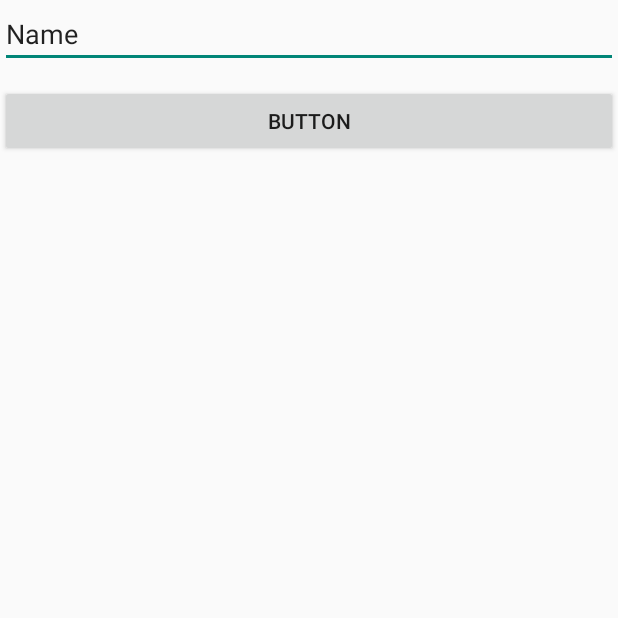
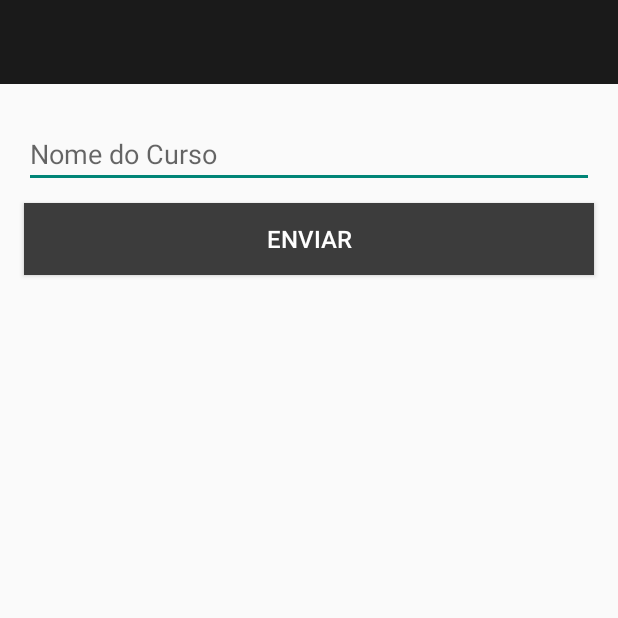
Before and after one commit to MirellaLDS/Professor-Allocation, an Android app: the CreateCourseActivity screen opened directly, with no data from a screen before it, on a phone screen of 412 x 824 dp, the top half of it. Run offline under Robolectric (Android 15) with nearby library versions, the phone set to English and light mode, and no system bars.

Commit message:
Create and update course
criar telas

```diff
--- a/app/src/main/AndroidManifest.xml
+++ b/app/src/main/AndroidManifest.xml
@@ -12,7 +12,8 @@
         android:roundIcon="@mipmap/ic_launcher_round"
         android:supportsRtl="true"
         android:theme="@style/NoActionBarLauncher">
-        <activity android:name=".view.CreateCourseActivity"></activity>
+        <activity android:name=".view.CreateCourseActivity"
+            android:parentActivityName=".view.ListActivity"/>
         <activity
             android:name=".view.LauncherActivity"
             android:noHistory="true"
--- a/app/src/main/java/com/example/apptest/services/CourseService.java
+++ b/app/src/main/java/com/example/apptest/services/CourseService.java
@@ -17,7 +17,7 @@ public interface CourseService {
     @GET("course")
     Call<List<Course>> getAllCourses();
 
-    @PUT("course")
+    @PUT("course/{id}")
     Call<Course> updateCourse(@Path("id") int idCurso, @Body Course course);
 
     @POST("course")
--- a/app/src/main/java/com/example/apptest/view/CreateCourseActivity.java
+++ b/app/src/main/java/com/example/apptest/view/CreateCourseActivity.java
@@ -10,6 +10,7 @@ import android.widget.Toast;
 
 import com.example.apptest.R;
 import com.example.apptest.model.Course;
+import com.example.apptest.repository.CourseRepository;
 import com.example.apptest.repository.RequestResult;
 import com.example.apptest.repository.RetrofitConfig;
 
@@ -19,60 +20,79 @@ import retrofit2.Response;
 
 public class CreateCourseActivity extends AppCompatActivity {
 
-
     private Course curso;
+    private Button btEnviar;
+    private CourseRepository courseRepository = null;
 
     @Override
     protected void onCreate(Bundle savedInstanceState) {
         super.onCreate(savedInstanceState);
         setContentView(R.layout.activity_create_course);
 
+        courseRepository = new CourseRepository();
         curso = (Course) getIntent().getSerializableExtra(CourseAdapter.ITEM_ID_EXTRA);
 
-        Button btEnviar = findViewById(R.id.bt_enviar);
+        btEnviar = findViewById(R.id.bt_enviar);
         final EditText editText = findViewById(R.id.ed_course_name);
 
-        editText.setText(curso.getName());
-
+        if (curso != null) editText.setText(curso.getName());
         btEnviar.setOnClickListener(new View.OnClickListener() {
             @Override
             public void onClick(View view) {
+                openEditView(editText);
+            }
+        });
+    }
+
+    private void openEditView(final EditText editText) {
+
         String text = editText.getText().toString().trim();
 
-                if(!curso.getName().equalsIgnoreCase(text)) {
-
-                    curso.setName(text);
-
-                    updateCourse(curso.getId(), curso, new RequestResult() {
+        if (curso == null) {
+            curso = new Course(0, text);
+            courseRepository.createCourse(curso, new RequestResult() {
                 @Override
                 public <T> void returnSuccess(T requestResult) {
-
+                    Toast.makeText(CreateCourseActivity.this, "Sucesso", Toast.LENGTH_LONG).show();
                 }
 
                 @Override
                 public void returnError(String message) {
+                    Toast.makeText(CreateCourseActivity.this, message, Toast.LENGTH_LONG).show();
+                }
+            });
+        } else {
+            curso.setName(text);
+            updateCourse(curso.getId(), curso, new RequestResult() {
+                @Override
+                public <T> void returnSuccess(T requestResult) {
+                    Toast.makeText(CreateCourseActivity.this, "Sucesso", Toast.LENGTH_LONG).show();
+                }
 
+                @Override
+                public void returnError(String message) {
+                    Toast.makeText(CreateCourseActivity.this, message, Toast.LENGTH_LONG).show();
                 }
             });
         }
     }
-        });
-    }
 
-    private void updateCourse(int id, Course course, RequestResult result) {
+    private void updateCourse(int id, Course course, final RequestResult result) {
         Call<Course> call = new RetrofitConfig().getCourseService().updateCourse(id, course);
 
         call.enqueue(new Callback<Course>() {
             @Override
             public void onResponse(Call<Course> call, Response<Course> response) {
                 if (response.isSuccessful()) {
-                    Toast.makeText(CreateCourseActivity.this, "Sucesso", Toast.LENGTH_LONG).show();
+                    result.returnSuccess(response.body());
+                } else {
+                    result.returnError("Erro ao tentar salvar");
                 }
             }
 
             @Override
             public void onFailure(Call<Course> call, Throwable t) {
-                Toast.makeText(CreateCourseActivity.this, "Falha", Toast.LENGTH_LONG).show();
+                result.returnError("Erro ao tentar acessar o servidor");
             }
         });
     }
--- a/app/src/main/java/com/example/apptest/view/ListCoursesFragment.java
+++ b/app/src/main/java/com/example/apptest/view/ListCoursesFragment.java
@@ -44,10 +44,13 @@ public class ListCoursesFragment extends Fragment {
         RecyclerView recyclerView = view.getRootView().findViewById(R.id.list_recycler);
         listAdapter = new CourseAdapter(getContext(), courses);
 
-
         recyclerView.setAdapter(listAdapter);
         recyclerView.setLayoutManager(new LinearLayoutManager(getActivity()));
+    }
 
+    @Override
+    public void onResume() {
+        super.onResume();
         getAll();
     }
 
--- a/app/src/main/res/layout/activity_create_course.xml
+++ b/app/src/main/res/layout/activity_create_course.xml
@@ -6,23 +6,39 @@
     android:layout_height="match_parent"
     tools:context=".view.CreateCourseActivity">
 
+    <androidx.appcompat.widget.Toolbar
+        android:id="@+id/toolbar"
+        android:layout_width="match_parent"
+        android:layout_height="wrap_content"
+        app:layout_constraintTop_toTopOf="parent"
+        android:background="#1a1a1a"
+        app:titleTextColor="#ffffff"
+        tools:title="Lista de professores"/>
+
     <EditText
         android:id="@+id/ed_course_name"
         android:layout_width="0dp"
         android:layout_height="wrap_content"
-        android:ems="10"
+        android:hint="Nome do Curso"
         android:inputType="textPersonName"
-        android:text="Name"
+        android:layout_marginStart="16dp"
+        android:layout_marginEnd="16dp"
+        android:layout_marginTop="24dp"
         app:layout_constraintEnd_toEndOf="parent"
         app:layout_constraintStart_toStartOf="parent"
-        app:layout_constraintTop_toTopOf="parent" />
+        app:layout_constraintTop_toBottomOf="@id/toolbar" />
 
     <Button
         android:id="@+id/bt_enviar"
         android:layout_width="0dp"
         android:layout_height="wrap_content"
-        android:layout_marginTop="11dp"
-        android:text="Button"
+        android:layout_marginTop="10dp"
+        android:layout_marginStart="16dp"
+        android:layout_marginEnd="16dp"
+        android:text="Enviar"
+        android:textSize="16sp"
+        android:textColor="#ffffff"
+        android:background="@color/launcherBackground"
         app:layout_constraintEnd_toEndOf="parent"
         app:layout_constraintStart_toStartOf="parent"
         app:layout_constraintTop_toBottomOf="@+id/ed_course_name" />
```
Also changed, not shown: app/src/main/java/com/example/apptest/repository/CourseRepository.java (+21 -0 lines), app/src/main/java/com/example/apptest/view/ListActivity.java (+11 -0 lines). Lines whose indentation alone changed are shown as unchanged.
